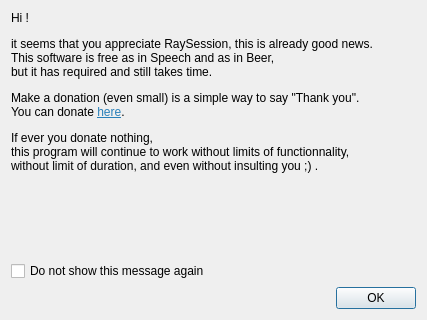
First picture: the form in resources/ui/donations.ui, repository Houston4444/RaySession, before the edit.
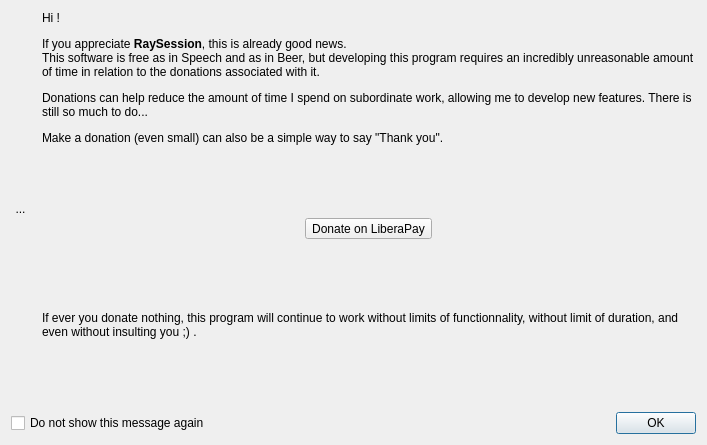
Second picture: the form after the edit. Icons and pictures are not drawn.

Commit message: polish donations dialog

```diff
--- a/resources/ui/donations.ui
+++ b/resources/ui/donations.ui
@@ -6,24 +6,104 @@
    <rect>
     <x>0</x>
     <y>0</y>
-    <width>427</width>
-    <height>320</height>
+    <width>707</width>
+    <height>445</height>
    </rect>
   </property>
   <property name="windowTitle">
    <string>Donations</string>
   </property>
+  <layout class="QVBoxLayout" name="verticalLayout_3">
+   <item>
+    <layout class="QHBoxLayout" name="horizontalLayout">
+     <item>
+      <widget class="QToolButton" name="toolButtonImage">
+       <property name="styleSheet">
+        <string notr="true">QToolButton{border:none}</string>
+       </property>
+       <property name="text">
+        <string>...</string>
+       </property>
+       <property name="icon">
+        <iconset resource="../resources.qrc">
+         <normaloff>:/scalable/breeze/handshake-deal.svg</normaloff>:/scalable/breeze/handshake-deal.svg</iconset>
+       </property>
+       <property name="iconSize">
+        <size>
+         <width>256</width>
+         <height>256</height>
+        </size>
+       </property>
+      </widget>
+     </item>
+     <item>
+      <spacer name="horizontalSpacer">
+       <property name="orientation">
+        <enum>Qt::Horizontal</enum>
+       </property>
+       <property name="sizeType">
+        <enum>QSizePolicy::Fixed</enum>
+       </property>
+       <property name="sizeHint" stdset="0">
+        <size>
+         <width>6</width>
+         <height>20</height>
+        </size>
+       </property>
+      </spacer>
+     </item>
+     <item>
   <layout class="QVBoxLayout" name="verticalLayout">
    <item>
     <widget class="QLabel" name="label">
      <property name="text">
-      <string>&lt;html&gt;&lt;head/&gt;&lt;body&gt;&lt;p&gt;Hi !&lt;/p&gt;&lt;p&gt;it seems that you appreciate RaySession, this is already good news.&lt;br/&gt;This software is free as in Speech and as in Beer,&lt;br/&gt;but it has required and still takes time.&lt;/p&gt;&lt;p&gt;Make a donation (even small) is a simple way to say &amp;quot;Thank you&amp;quot;.&lt;br/&gt;You can donate &lt;a href=&quot;https://liberapay.com/Houston4444&quot;&gt;&lt;span style=&quot; text-decoration: underline; color:#2980b9;&quot;&gt;here&lt;/span&gt;&lt;/a&gt;.&lt;/p&gt;&lt;p&gt;If ever you donate nothing,&lt;br/&gt;this program will continue to work without limits of functionnality,&lt;br/&gt;without limit of duration, and even without insulting you ;) .&lt;/p&gt;&lt;/body&gt;&lt;/html&gt;</string>
+          <string>&lt;html&gt;&lt;head/&gt;&lt;body&gt;&lt;p&gt;Hi !&lt;/p&gt;&lt;p&gt;If you appreciate &lt;span style=&quot; font-weight:600;&quot;&gt;RaySession&lt;/span&gt;, this is already good news.&lt;br/&gt;This software is free as in Speech and as in Beer, but developing this program requires an incredibly unreasonable amount of time in relation to the donations associated with it.&lt;/p&gt;&lt;p&gt;Donations can help reduce the amount of time I spend on subordinate work, allowing me to develop new features. There is still so much to do...&lt;/p&gt;&lt;p&gt;Make a donation (even small) can also be a simple way to say &amp;quot;Thank you&amp;quot;.&lt;/p&gt;&lt;/body&gt;&lt;/html&gt;</string>
+         </property>
+         <property name="wordWrap">
+          <bool>true</bool>
      </property>
      <property name="openExternalLinks">
       <bool>true</bool>
      </property>
     </widget>
    </item>
+       <item>
+        <spacer name="verticalSpacer_2">
+         <property name="orientation">
+          <enum>Qt::Vertical</enum>
+         </property>
+         <property name="sizeHint" stdset="0">
+          <size>
+           <width>20</width>
+           <height>40</height>
+          </size>
+         </property>
+        </spacer>
+       </item>
+       <item>
+        <layout class="QHBoxLayout" name="horizontalLayout_2">
+         <item>
+          <widget class="QToolButton" name="toolButtonDonate">
+           <property name="text">
+            <string>Donate on LiberaPay</string>
+           </property>
+           <property name="icon">
+            <iconset resource="../resources.qrc">
+             <normaloff>:/scalable/breeze/liberapay_logo_black-on-yellow.svg</normaloff>:/scalable/breeze/liberapay_logo_black-on-yellow.svg</iconset>
+           </property>
+           <property name="iconSize">
+            <size>
+             <width>32</width>
+             <height>32</height>
+            </size>
+           </property>
+           <property name="toolButtonStyle">
+            <enum>Qt::ToolButtonTextBesideIcon</enum>
+           </property>
+          </widget>
+         </item>
+        </layout>
+       </item>
    <item>
     <spacer name="verticalSpacer">
      <property name="orientation">
@@ -38,6 +118,35 @@
     </spacer>
    </item>
    <item>
+        <widget class="QLabel" name="label_2">
+         <property name="text">
+          <string>&lt;html&gt;&lt;head/&gt;&lt;body&gt;&lt;p&gt;If ever you donate nothing, this program will continue to work without limits of functionnality, without limit of duration, and even without insulting you ;) .&lt;/p&gt;&lt;/body&gt;&lt;/html&gt;</string>
+         </property>
+         <property name="wordWrap">
+          <bool>true</bool>
+         </property>
+        </widget>
+       </item>
+       <item>
+        <spacer name="verticalSpacer_3">
+         <property name="orientation">
+          <enum>Qt::Vertical</enum>
+         </property>
+         <property name="sizeHint" stdset="0">
+          <size>
+           <width>20</width>
+           <height>40</height>
+          </size>
+         </property>
+        </spacer>
+       </item>
+      </layout>
+     </item>
+    </layout>
+   </item>
+   <item>
+    <layout class="QHBoxLayout" name="horizontalLayout_3">
+     <item>
     <widget class="QCheckBox" name="checkBox">
      <property name="text">
       <string>Do not show this message again</string>
@@ -58,6 +167,8 @@
     </widget>
    </item>
   </layout>
+   </item>
+  </layout>
  </widget>
  <resources/>
  <connections>
```
Left out of the diff: 6 changed lines with no effect on the pictures. Lines whose indentation alone changed are shown as unchanged. The commit also changes 7 other files.
